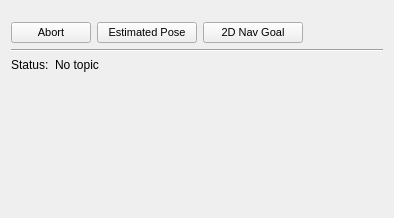
Old version of the form mapviz_plugins/ui/move_base_config.ui in the repository ros2-gbp/mapviz-release.
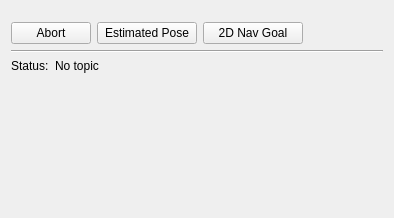
New version of the form. Icons and pictures are not drawn.

```diff
--- a/mapviz_plugins/ui/move_base_config.ui
+++ b/mapviz_plugins/ui/move_base_config.ui
@@ -36,11 +36,6 @@
          <height>0</height>
         </size>
        </property>
-       <property name="font">
-        <font>
-         <pointsize>8</pointsize>
-        </font>
-       </property>
        <property name="toolTip">
         <string>&lt;html&gt;&lt;head/&gt;&lt;body&gt;&lt;p&gt;Abort [2D Nav Goal] execution&lt;/p&gt;&lt;/body&gt;&lt;/html&gt;</string>
        </property>
@@ -67,11 +62,6 @@
          <height>0</height>
         </size>
        </property>
-       <property name="font">
-        <font>
-         <pointsize>8</pointsize>
-        </font>
-       </property>
        <property name="toolTip">
         <string>&lt;html&gt;&lt;head/&gt;&lt;body&gt;&lt;p&gt;Publish robot pose on topic [/initialpose]&lt;/p&gt;&lt;/body&gt;&lt;/html&gt;</string>
        </property>
@@ -101,11 +91,6 @@
          <height>0</height>
         </size>
        </property>
-       <property name="font">
-        <font>
-         <pointsize>8</pointsize>
-        </font>
-       </property>
        <property name="toolTip">
         <string>&lt;html&gt;&lt;head/&gt;&lt;body&gt;&lt;p&gt;Send a goal to [move_base] action server&lt;/p&gt;&lt;/body&gt;&lt;/html&gt;</string>
        </property>
```
